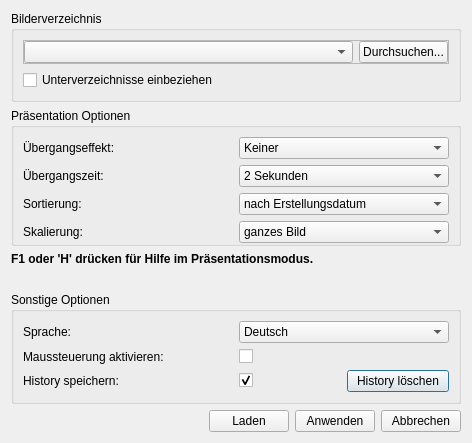
First picture: the form in settingsdialog.ui, repository hel800/picture-show, before the edit.
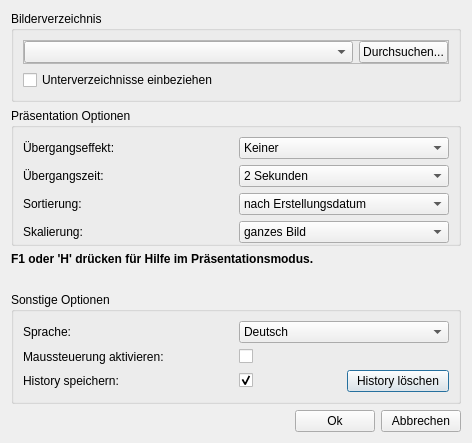
Second picture: the form after the edit.

Commit message: Settings Dialog switched back to two button strategy; new translations

```diff
--- a/settingsdialog.ui
+++ b/settingsdialog.ui
@@ -414,14 +414,7 @@
       <item>
        <widget class="QPushButton" name="pushButton_load">
         <property name="text">
-         <string>Laden</string>
-        </property>
-       </widget>
-      </item>
-      <item>
-       <widget class="QPushButton" name="pushButton_apply">
-        <property name="text">
-         <string>Anwenden</string>
+         <string>Ok</string>
         </property>
        </widget>
       </item>
```
Left out of the diff: 1 changed line with no effect on the pictures. The commit also changes 3 other files.
